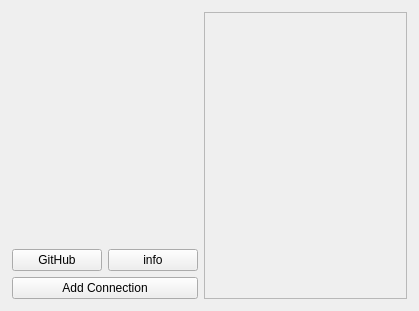
Old version of the form resources/ui/start.ui in the repository danylo-omelchenko/gazer.
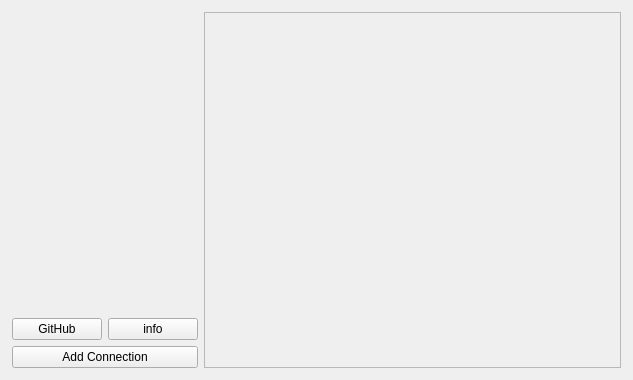
New version of the form. Icons and pictures are not drawn.

The edit to the form file:
```diff
--- a/resources/ui/start.ui
+++ b/resources/ui/start.ui
@@ -9,8 +9,8 @@
    <rect>
     <x>0</x>
     <y>0</y>
-    <width>419</width>
-    <height>311</height>
+    <width>633</width>
+    <height>380</height>
    </rect>
   </property>
   <property name="baseSize">
@@ -160,8 +160,8 @@
           <rect>
            <x>0</x>
            <y>0</y>
-           <width>211</width>
-           <height>261</height>
+           <width>425</width>
+           <height>330</height>
           </rect>
          </property>
          <layout class="QVBoxLayout" name="verticalLayout_2" stretch="0">
@@ -175,7 +175,7 @@
            <number>5</number>
           </property>
           <property name="bottomMargin">
-           <number>5</number>
+           <number>4</number>
           </property>
           <item>
            <spacer name="verticalSpacer">
```
Left out of the diff: 12 changed lines with no effect on the pictures.
